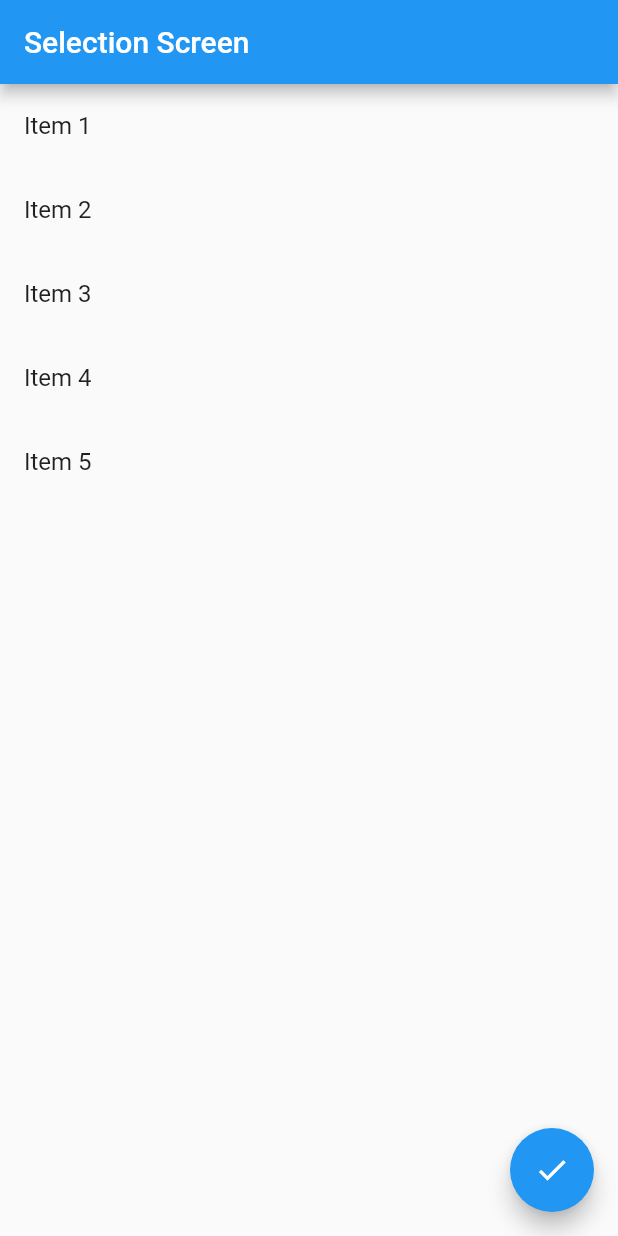
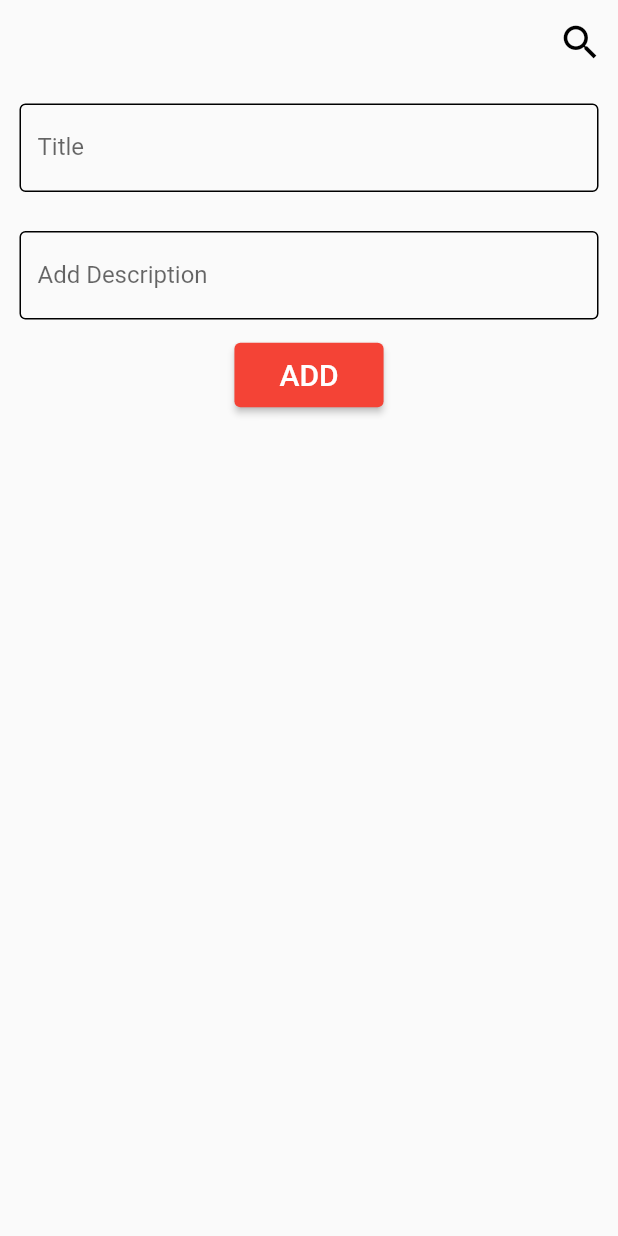
Before and after one commit to jannatous/ostad_submissionn, a Flutter app: the screen it shows after launch, on a phone screen of 412 x 824 dp. Run offline on Flutter 3.47's test engine with Material 2 defaults, Android fonts, the phone set to English and light mode, and no system bars.

Commit message:
stateful

```diff
--- a/lib/main.dart
+++ b/lib/main.dart
@@ -1,92 +1,221 @@
-import 'package:flutter/cupertino.dart';
 import 'package:flutter/material.dart';
-
-
-
-void main(){
+void main() {
   runApp(MyApp());
 }
+class ToDo {
+  String title;
+  String description;
 
+  ToDo(this.title, this.description);
+}
 class MyApp extends StatelessWidget {
-  const MyApp({super.key});
-
   @override
   Widget build(BuildContext context) {
     return MaterialApp(
-      home: MyHomePage(),
+      home: ToDoListScreen(),
     );
   }
 }
 
+class ToDoListScreen extends StatefulWidget {
+  @override
+  _ToDoListScreenState createState() => _ToDoListScreenState();
+}
+class _ToDoListScreenState extends State<ToDoListScreen> {
+  List<ToDo> toDoList = [];
+  final TextEditingController titleController = TextEditingController();
+  final TextEditingController descriptionController = TextEditingController();
+  final TextEditingController editTitleController = TextEditingController();
+  final TextEditingController editDescriptionController = TextEditingController();
 
+  void _addTask() {
+    String title = titleController.text;
+    String description = descriptionController.text;
 
-class MyHomePage extends StatefulWidget {
-  @override
-  _MyHomePage createState() => _MyHomePage();
+    if (title.isNotEmpty && description.isNotEmpty) {
+      setState(() {
+        toDoList.add(ToDo(title, description));
+        titleController.clear();
+        descriptionController.clear();
+      });
+    }
   }
 
-class _MyHomePage extends State<MyHomePage> {
+  void _deleteTask(int index) {
+    setState(() {
+      toDoList.removeAt(index);
+    });
+  }
 
-  List<String> items = ['Item 1', 'Item 2', 'Item 3', 'Item 4', 'Item 5'];
-  List<bool> isSelected = List.generate(5, (index) => false);
-
-  int selectedCount() {
-    int count = 0;
-    for (bool selected in isSelected) {
-      if (selected) {
-        count++;
-      }
-    }
-    return count;
+  void _editTask(BuildContext context, int index) {
+    ToDo selectedTask = toDoList[index];
+    titleController.text = selectedTask.title;
+    descriptionController.text = selectedTask.description;
+    showModalBottomSheet(
+      context: context,
+      isScrollControlled: true,
+      builder: (BuildContext context) {
+        return SingleChildScrollView(
+          child: Padding(
+            padding: EdgeInsets.only(
+                bottom: MediaQuery.of(context).viewInsets.bottom),
+            child: Column(
+              children: <Widget>[
+                Container(
+                  margin: EdgeInsets.all(5),
+                  padding: const EdgeInsets.all(8.0),
+                  child: TextField(
+                    controller: titleController,
+                    decoration: InputDecoration(
+                      labelText: 'Title',
+                      hintText: "Add Title",
+                      enabledBorder: OutlineInputBorder(),
+                      focusedBorder: OutlineInputBorder(),
+                    ),
+                  ),
+                ),
+                Container(
+                  margin: EdgeInsets.all(5),
+                  padding: const EdgeInsets.all(8.0),
+                  child: TextField(
+                    controller: descriptionController,
+                    decoration: InputDecoration(
+                      labelText: 'Add Description',
+                      hintText: "Add Description",
+                      enabledBorder: OutlineInputBorder(),
+                      focusedBorder: OutlineInputBorder(),
+                    ),
+                  ),
+                ),
+                ElevatedButton(
+                  onPressed: () {
+                    setState(() {
+                      selectedTask.title = titleController.text;
+                      selectedTask.description = descriptionController.text;
+                      Navigator.of(context).pop();
+                    });
+                  },
+                  style: ButtonStyle(
+                    padding: MaterialStateProperty.all(EdgeInsets.fromLTRB(30, 10, 30,10)), // Add padding here
+                    backgroundColor: MaterialStateProperty.all(Colors.red),
+                  ),
+                  child: Text('ADD'),
+                ),
+              ],
+            ),
+          ),
+        );
+      },
+    );
   }
 
   @override
   Widget build(BuildContext context) {
     return Scaffold(
       appBar: AppBar(
-        title: Text('Selection Screen'),
+        elevation: 0.0,
+        backgroundColor: Colors.transparent,
+        actions: [
+          Container(
+            padding: EdgeInsets.all(10),
+            child: Icon(
+              size: 30.0,
+              Icons.search,
+              color: Colors.black,
             ),
-      body: ListView.builder(
-        itemCount: items.length,
+          ),
+        ],
+      ),
+      body: Column(
+        children: [
+
+          Container(
+            margin: EdgeInsets.all(5),
+            padding: const EdgeInsets.all(8.0),
+            child: TextField(
+              controller: titleController,
+              decoration: InputDecoration(
+                labelText: 'Title',
+                hintText: "Add Title",
+                enabledBorder: OutlineInputBorder(),
+                focusedBorder: OutlineInputBorder(),
+              ),
+            ),
+          ),
+          Container(
+            margin: EdgeInsets.all(5),
+            padding: const EdgeInsets.all(8.0),
+            child: TextField(
+              controller: descriptionController,
+              decoration: InputDecoration(
+                labelText: 'Add Description',
+                hintText: 'Add Description',
+                enabledBorder: OutlineInputBorder(),
+                focusedBorder: OutlineInputBorder(),
+              ),
+            ),
+          ),
+          ElevatedButton(
+
+            onPressed: _addTask,
+            child: Text(
+              'ADD',
+              style: TextStyle(fontSize: 20.0),
+            ),
+            style: ButtonStyle(
+              padding: MaterialStateProperty.all(EdgeInsets.fromLTRB(30, 10, 30,10)), // Add padding here
+              backgroundColor: MaterialStateProperty.all(Colors.red),
+            ),
+          ),
+
+
+          Expanded(
+            child: ListView.separated(
+              itemCount: toDoList.length,
               itemBuilder: (context, index) {
                 return ListTile(
-            title: Text(items[index]),
-            onTap: () {
-              ColorChange(index);
-            },
-            tileColor: isSelected[index] ? Colors.blue : null,
-          );
-        },
-      ),
-      floatingActionButton: FloatingActionButton(
-        onPressed: () {
-          int selectedItemCount = selectedCount();
+                  title: Text(toDoList[index].title),
+                  subtitle: Text(toDoList[index].description),
+                  trailing: Icon(Icons.arrow_forward),
+                  onLongPress: () {
                     showDialog(
                       context: context,
-            builder: (context) {
+                      builder: (BuildContext context) {
                         return AlertDialog(
-                title: Text('Selected Items'),
-                content: Text('Number of Selected items: $selectedItemCount'),
-                actions: [
+
+                          title: Text("Edit or Delete?"),
+                          actions: <Widget>[
+                            TextButton(
+                              onPressed: () { Navigator.of(context).pop();
+                              _editTask(context,index);
+
+                              },
+                              child: Text("Edit"),
+                            ),
                             TextButton(
                               onPressed: () {
+                                _deleteTask(index);
                                 Navigator.of(context).pop();
                               },
-                    child: Text('Close'),
+                              child: Text("Delete"),
                             ),
                           ],
                         );
                       },
                     );
                   },
-        child: Icon(Icons.check),
+                );
+              }, separatorBuilder: (BuildContext context, int index) {
+              return Container(
+                height: 2.0,
+                color: Colors.grey,
+                margin: EdgeInsets.symmetric(horizontal: 16.0),
+              );
+            },
+            ),
+          ),
+        ],
       ),
     );
   }
-
-  void ColorChange(int index) {
-    setState(() {
-      isSelected[index] = !isSelected[index];
-    });
 }
-}
```
Lines whose indentation alone changed are shown as unchanged.
